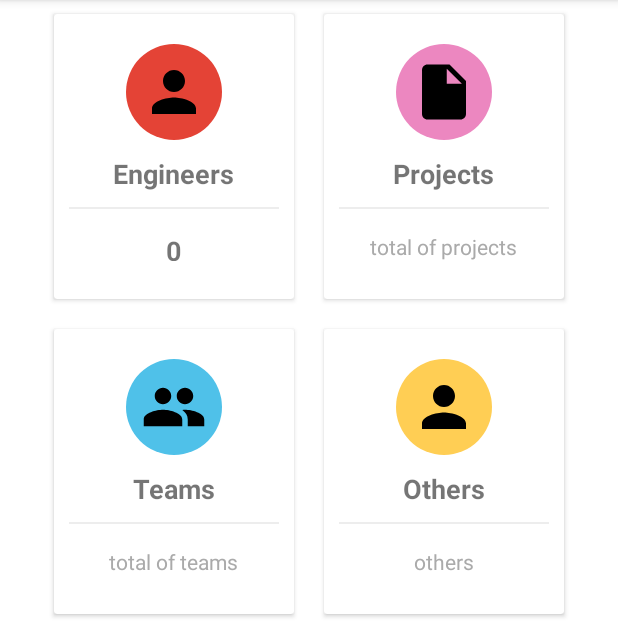
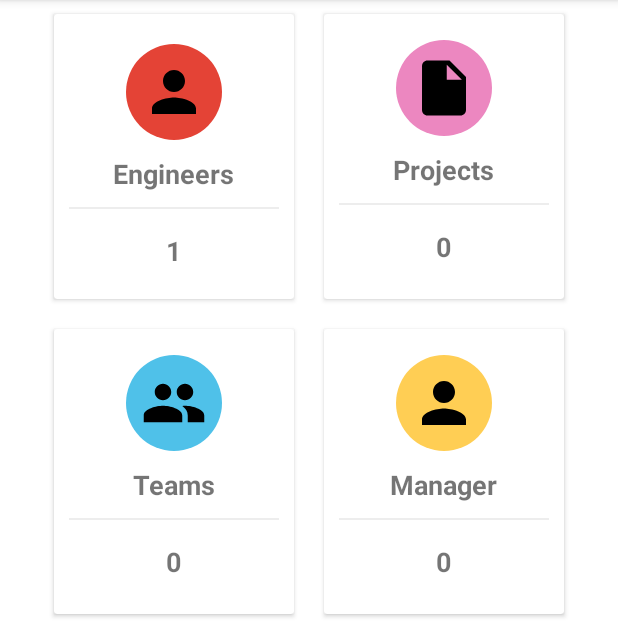
Before and after one commit to nguyentantu/Moblile_Enclave, an Android app: the MainActivity screen opened directly, with no data from a screen before it, on a phone screen of 412 x 824 dp, the part 84-716 px from its top. Run offline under Robolectric (Android 15) with nearby library versions, the phone set to English and light mode, and no system bars; libraries missing offline, so code that uses them is left out: com.github.mikephil.charting, com.mahfa.dnswitch; plain views replace PieChart; 30 statements that could not run were skipped.

Commit message:
apdateend4

```diff
--- a/app/src/main/java/com/example/navigation/MainActivity.java
+++ b/app/src/main/java/com/example/navigation/MainActivity.java
@@ -41,6 +41,7 @@ import com.github.mikephil.charting.utils.MPPointF;
 import com.mahfa.dnswitch.DayNightSwitch;
 import com.mahfa.dnswitch.DayNightSwitchListener;
 
+import org.json.JSONArray;
 import org.json.JSONObject;
 
 import java.io.BufferedReader;
@@ -60,7 +61,11 @@ public class MainActivity extends AppCompatActivity
     private PieChart pieChart;
 
     int totalEn = 0;
-    TextView txtTotalEngineer;
+    int totalPro = 0;
+    int totalTeam = 0;
+    int totalManager = 0;
+
+    TextView txtTotalEngineer, txtProject, txtTeam, txtManager;
 
     @Override
     protected void onCreate(Bundle savedInstanceState) {
@@ -86,6 +91,9 @@ public class MainActivity extends AppCompatActivity
     private void addControls() {
 
         txtTotalEngineer = findViewById(R.id.txt_engineers);
+        txtProject = findViewById(R.id.txt_pro);
+        txtTeam = findViewById(R.id.txt_team);
+        txtManager = findViewById(R.id.txt_manager);
 
         LinearLayout llEngineer = findViewById(R.id.ll_engineer);
         llEngineer.setOnClickListener(new View.OnClickListener() {
@@ -202,7 +210,13 @@ public class MainActivity extends AppCompatActivity
         protected void onPostExecute(ArrayList<Engineers> engineers) {
             super.onPostExecute(engineers);
 
-            ValueAnimator animator = ValueAnimator.ofInt(0, totalEn); //0 is min number, 600 is max number
+            //txtProject.setText(totalPro+"");
+            Log.i("aaaaaaaaaaaaaa", "ggggggggggg"+totalPro);
+
+            ValueAnimator animator = ValueAnimator.ofInt(1, totalEn);
+            ValueAnimator animator2 = ValueAnimator.ofInt(1, totalPro);
+            ValueAnimator animator3 = ValueAnimator.ofInt(1, totalTeam);
+            ValueAnimator animator4 = ValueAnimator.ofInt(0, totalManager);//0 is min number, 600 is max number
             animator.setDuration(3000); //Duration is in milliseconds
             animator.addUpdateListener(new ValueAnimator.AnimatorUpdateListener() {
                 public void onAnimationUpdate(ValueAnimator animation) {
@@ -210,6 +224,30 @@ public class MainActivity extends AppCompatActivity
                 }
             });
             animator.start();
+
+            animator2.setDuration(600); //Duration is in milliseconds
+            animator2.addUpdateListener(new ValueAnimator.AnimatorUpdateListener() {
+                public void onAnimationUpdate(ValueAnimator animation) {
+                    txtProject.setText(animation.getAnimatedValue().toString());
+                }
+            });
+            animator2.start();
+
+            animator3.setDuration(500); //Duration is in milliseconds
+            animator3.addUpdateListener(new ValueAnimator.AnimatorUpdateListener() {
+                public void onAnimationUpdate(ValueAnimator animation) {
+                    txtTeam.setText(animation.getAnimatedValue().toString());
+                }
+            });
+            animator3.start();
+
+            animator4.setDuration(300); //Duration is in milliseconds
+            animator4.addUpdateListener(new ValueAnimator.AnimatorUpdateListener() {
+                public void onAnimationUpdate(ValueAnimator animation) {
+                    txtManager.setText(animation.getAnimatedValue().toString());
+                }
+            });
+            animator4.start();
 
            // txtTotalEngineer.setText(totalEn + "");
         }
@@ -223,7 +261,7 @@ public class MainActivity extends AppCompatActivity
         protected ArrayList<Engineers> doInBackground(Void... voids) {
             ArrayList<Engineers> dsEngineer = new ArrayList<>();
             try {
-                URL url = new URL("https://cool-demo-api.herokuapp.com/api/v1/engineers");// link API
+                URL url = new URL("https://serverapp-api.herokuapp.com/api/v1/dashboard");// link API
                 HttpURLConnection connection = (HttpURLConnection) url.openConnection();
                 connection.setRequestMethod("GET");
                 connection.setRequestProperty("Content-Type", "application/json;charset=UTF-8");
@@ -236,7 +274,24 @@ public class MainActivity extends AppCompatActivity
                     builder.append(line);
                 }
                 JSONObject jsonArray = new JSONObject(builder.toString());
-                totalEn = jsonArray.getInt("total");
+                totalEn = jsonArray.getInt("engineer");
+                    totalPro = jsonArray.getInt("project");
+                    totalTeam = jsonArray.getInt("team");
+                    totalManager = jsonArray.getInt("manager");
+
+//                JSONArray jArray = new JSONArray(builder.toString());
+//
+//                Log.i("aaaaaaaaaaaaaaaa", jArray+"dfffffffffffff");
+//
+
+//                for(int i=0;i<jArray.length();i++){
+//                    JSONObject json_obj = jArray.getJSONObject(i);
+//                    totalEn = json_obj.getInt("Engineer");
+//                    totalPro = json_obj.getInt("Project");
+//                    totalTeam = json_obj.getInt("Team");
+//                    totalManager = json_obj.getInt("Manager");
+//
+//                }
 
                 br.close();
 
--- a/app/src/main/res/layout/content_main.xml
+++ b/app/src/main/res/layout/content_main.xml
@@ -74,7 +74,7 @@
                             android:padding="5dp"
 
                             android:textSize="18dp"
-                            android:textStyle="bold"/>
+                            android:textStyle="bold" />
 
                     </LinearLayout>
                 </android.support.v7.widget.CardView>
@@ -107,13 +107,15 @@
                             android:layout_height="1dp"
                             android:background="@color/lightgray"
                             android:layout_margin="10dp"/>
+
                         <TextView
+                            android:id="@+id/txt_pro"
                             android:layout_width="wrap_content"
                             android:layout_height="wrap_content"
                             android:gravity="center"
-                            android:text="total of projects"
                             android:padding="5dp"
-                            android:textColor="@android:color/darker_gray"/>
+                            android:textSize="18dp"
+                            android:textStyle="bold" />
 
                     </LinearLayout>
                 </android.support.v7.widget.CardView>
@@ -154,13 +156,15 @@
                             android:layout_height="1dp"
                             android:background="@color/lightgray"
                             android:layout_margin="10dp"/>
+
                         <TextView
+                            android:id="@+id/txt_team"
                             android:layout_width="wrap_content"
                             android:layout_height="wrap_content"
                             android:gravity="center"
-                            android:text="total of teams"
                             android:padding="5dp"
-                            android:textColor="@android:color/darker_gray"/>
+                            android:textSize="18dp"
+                            android:textStyle="bold" />
 
                     </LinearLayout>
                 </android.support.v7.widget.CardView>
@@ -188,7 +192,7 @@
                             android:layout_width="wrap_content"
                             android:layout_height="wrap_content"
                             android:layout_marginTop="10dp"
-                            android:text="Others"
+                            android:text="Manager"
                             android:textStyle="bold"
                             android:textSize="18dp"/>
 
@@ -199,12 +203,13 @@
                             android:background="@color/lightgray" />
 
                         <TextView
+                            android:id="@+id/txt_manager"
                             android:layout_width="wrap_content"
                             android:layout_height="wrap_content"
                             android:gravity="center"
                             android:padding="5dp"
-                            android:text="others"
-                            android:textColor="@android:color/darker_gray" />
+                            android:textSize="18dp"
+                            android:textStyle="bold" />
 
                     </LinearLayout>
                 </android.support.v7.widget.CardView>
```
